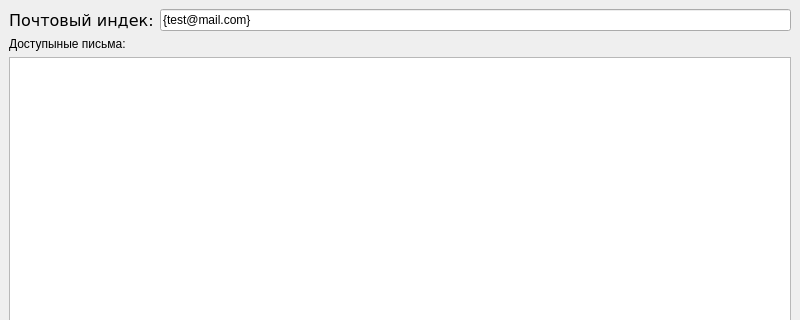
Above: Main.ui from InfinityIsPeaceful/TempMail before the change; both pictures show x 0 to 800 and y 0 to 320 of the 800 by 600 pixel window. Below: the same form after it.
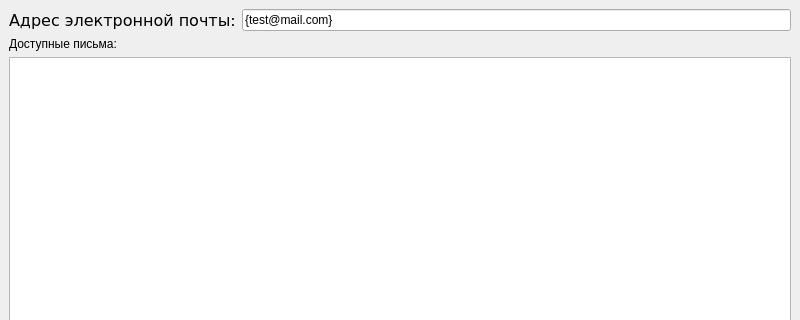
That is the form after the change.

Commit message:
Исправлены опечатки
"Почтовый индек" заменён на "Адресс электронной почты".

What changed in the file:
```diff
--- a/Main.ui
+++ b/Main.ui
@@ -39,7 +39,7 @@
            </font>
           </property>
           <property name="text">
-           <string>Почтовый индек:</string>
+           <string>Адрес электронной почты:</string>
           </property>
          </widget>
         </item>
@@ -58,7 +58,7 @@
       <item>
        <widget class="QLabel" name="AvailableLetters">
         <property name="text">
-         <string>Доступыные письма:</string>
+         <string>Доступные письма:</string>
         </property>
        </widget>
       </item>
```
